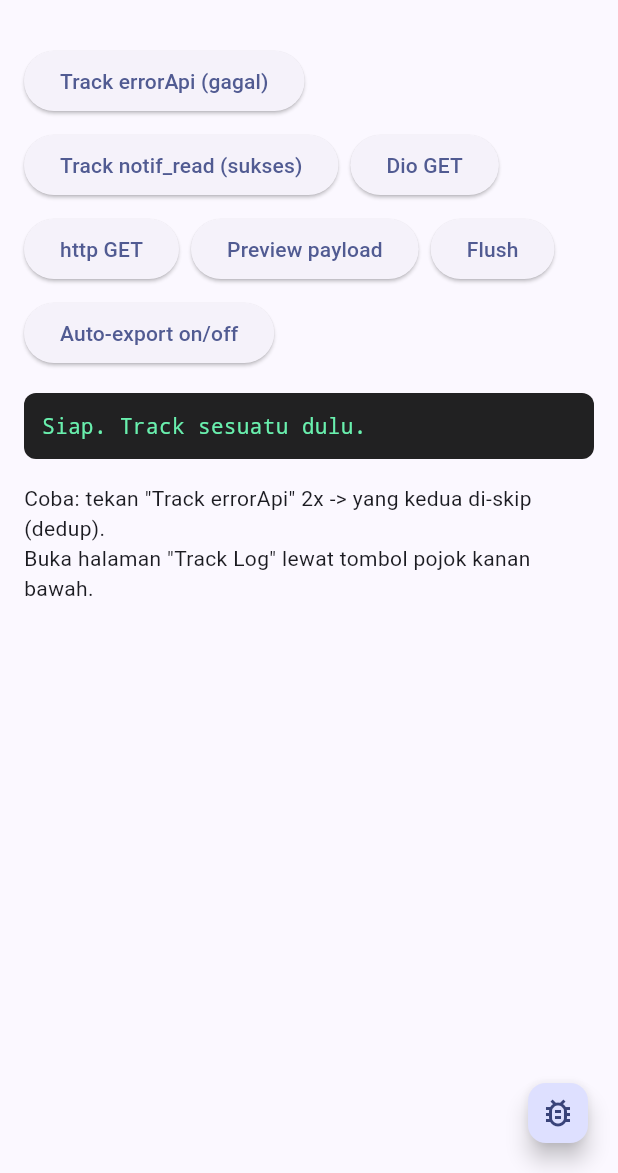
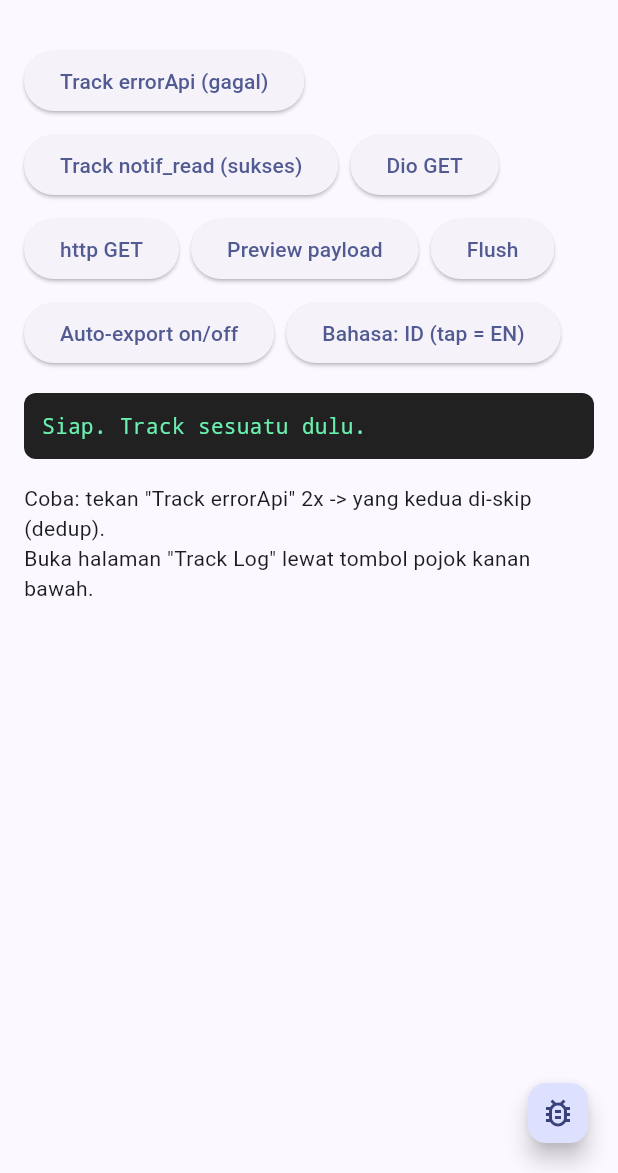
Before and after one commit to Achmad-irfanda/app_log_tracker, a Flutter app: the screen it shows after launch, on a phone screen of 412 x 824 dp, the part 63-1236 px from its top. Run offline on Flutter 3.47's test engine with Material 3 defaults, Android fonts, the phone set to English and light mode, and no system bars; our stand-ins replace dio, sqflite; accounts and stored records are empty.

Commit message:
feat: 0.3.0 overlay ID/EN language, small README screenshots

```diff
--- a/example/lib/main.dart
+++ b/example/lib/main.dart
@@ -22,6 +22,7 @@ class _TrackerDemoAppState extends State<TrackerDemoApp> {
   late final LogTracker tracker;
   late final Dio dio;
   String _log = 'Siap. Track sesuatu dulu.';
+  TrackerLanguage _lang = TrackerLanguage.indonesian;
 
   @override
   void initState() {
@@ -143,7 +144,7 @@ class _TrackerDemoAppState extends State<TrackerDemoApp> {
       theme: ThemeData(colorSchemeSeed: Colors.indigo, useMaterial3: true),
       home: Scaffold(
         appBar: AppBar(title: const Text('app_log_tracker demo')),
-        floatingActionButton: TrackerBubble(tracker: tracker),
+        floatingActionButton: TrackerBubble(tracker: tracker, language: _lang),
         body: ListView(
           padding: const EdgeInsets.all(16),
           children: [
@@ -176,6 +177,23 @@ class _TrackerDemoAppState extends State<TrackerDemoApp> {
                   onPressed: _toggleAutoExport,
                   child: const Text('Auto-export on/off'),
                 ),
+                ElevatedButton(
+                  onPressed: () => setState(() {
+                    _lang = _lang == TrackerLanguage.indonesian
+                        ? TrackerLanguage.english
+                        : TrackerLanguage.indonesian;
+                    _info(
+                      _lang == TrackerLanguage.indonesian
+                          ? 'Bahasa overlay: Indonesia'
+                          : 'Overlay language: English',
+                    );
+                  }),
+                  child: Text(
+                    _lang == TrackerLanguage.indonesian
+                        ? 'Bahasa: ID (tap = EN)'
+                        : 'Language: EN (tap = ID)',
+                  ),
+                ),
               ],
             ),
             const SizedBox(height: 16),
--- a/lib/app_log_tracker.dart
+++ b/lib/app_log_tracker.dart
@@ -1,4 +1,5 @@
 export 'src/domain/track_event.dart';
+export 'src/domain/track_language.dart';
 export 'src/domain/track_storage.dart';
 export 'src/data/in_memory_storage.dart';
 export 'src/data/sqflite_storage.dart';
--- /dev/null
+++ b/lib/src/domain/track_language.dart
@@ -0,0 +1,74 @@
+/// Bahasa UI halaman Track Log. Default Indonesia yang friendly,
+/// English tersedia buat consumer luar.
+enum TrackerLanguage { indonesian, english }
+
+/// Semua string user-facing overlay. Tambah bahasa baru = tambah class.
+class TrackerStrings {
+  const TrackerStrings._();
+
+  factory TrackerStrings.of(TrackerLanguage language) {
+    switch (language) {
+      case TrackerLanguage.indonesian:
+        return const _IdStrings();
+      case TrackerLanguage.english:
+        return const _EnStrings();
+    }
+  }
+
+  String get pageTitle => 'Track Log';
+  String get searchHint => '';
+  String get filterAll => '';
+  String get filterSuccess => '';
+  String get filterFailed => '';
+  String get emptyTitle => '';
+  String get emptySubtitle => '';
+  String get clearTooltip => '';
+  String get close => '';
+  String get openLogTooltip => '';
+}
+
+class _IdStrings extends TrackerStrings {
+  const _IdStrings() : super._();
+
+  @override
+  String get searchHint => 'Cari keyEvent / id...';
+  @override
+  String get filterAll => 'Semua';
+  @override
+  String get filterSuccess => 'Sukses';
+  @override
+  String get filterFailed => 'Gagal';
+  @override
+  String get emptyTitle => 'Belum ada log.';
+  @override
+  String get emptySubtitle => 'Track event dulu, baru muncul di sini.';
+  @override
+  String get clearTooltip => 'Hapus semua (misal saat logout)';
+  @override
+  String get close => 'Tutup';
+  @override
+  String get openLogTooltip => 'Buka Track Log';
+}
+
+class _EnStrings extends TrackerStrings {
+  const _EnStrings() : super._();
+
+  @override
+  String get searchHint => 'Search keyEvent / id...';
+  @override
+  String get filterAll => 'All';
+  @override
+  String get filterSuccess => 'Success';
+  @override
+  String get filterFailed => 'Failed';
+  @override
+  String get emptyTitle => 'No logs yet.';
+  @override
+  String get emptySubtitle => 'Track an event first, it will show up here.';
+  @override
+  String get clearTooltip => 'Clear all (e.g. on logout)';
+  @override
+  String get close => 'Close';
+  @override
+  String get openLogTooltip => 'Open Track Log';
+}
--- a/pubspec.yaml
+++ b/pubspec.yaml
@@ -1,6 +1,6 @@
 name: app_log_tracker
 description: "Event + API log tracker with dedup and offline outbox for Flutter."
-version: 0.2.0
+version: 0.3.0
 screenshots:
   - path: screenshots/demo-home.png
     description: "Demo app: custom track, Dio/http auto-log, payload preview with batch_id."
```
Also changed, not shown: lib/src/presentation/tracker_overlay.dart (+32 -16 lines), example/pubspec.lock, 3 other files.
